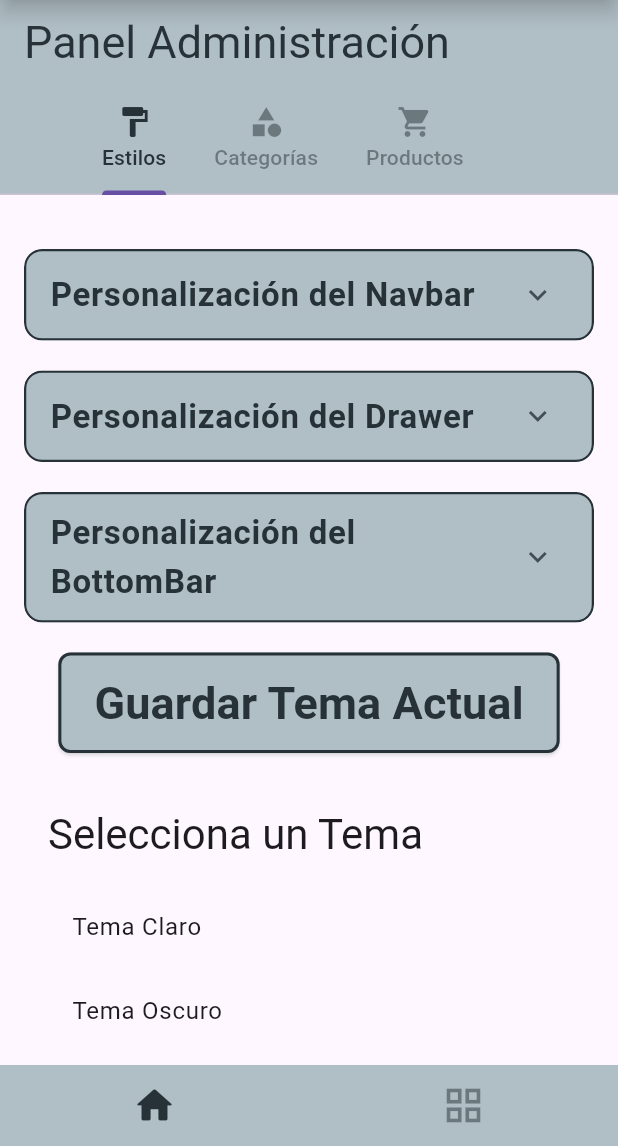
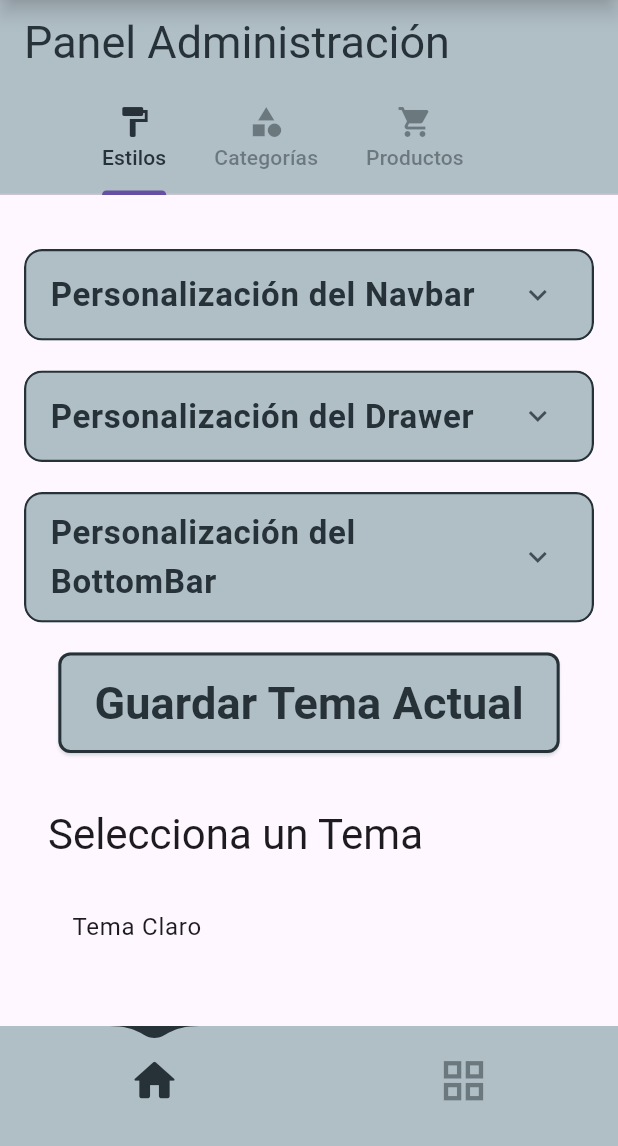
Before and after one commit to Mohasb/awsshop, a Flutter app: the screen it shows after launch, after a tap on the "menu" icon, after a tap on the "account circle" icon, after a tap on the "edit" icon, on a phone screen of 412 x 824 dp, the part 90-1236 px from its top. Run offline on Flutter 3.47's test engine with Material 3 defaults, Android fonts, the phone set to English and light mode, and no system bars; drawn by our look-alikes of water_drop_nav_bar; our stand-ins replace carousel_slider, device_info_plus, flutter_colorpicker, lottie, shared_preferences, video_player; network calls fail.

Commit message:
fix onItemSelected botomBar

```diff
--- a/lib/components/botom_bar/botom_bar.dart
+++ b/lib/components/botom_bar/botom_bar.dart
@@ -7,7 +7,6 @@
   final int selectedIndex;
   final Color backgroundColorBottomBar;
   final Color waterDropColorBottomBar;
-
   const BotomBarNavigation({
     super.key,
     required this.onItemSelected,
@@ -15,7 +14,6 @@
     required this.backgroundColorBottomBar,
     required this.waterDropColorBottomBar,
   });
-
   @override
   State<BotomBarNavigation> createState() => _BotomBarNavigationState();
 }
@@ -25,23 +23,17 @@
   Widget build(BuildContext context) {
     return AnnotatedRegion<SystemUiOverlayStyle>(
         value: SystemUiOverlayStyle(
-          //this color must be equal to the WaterDropNavBar backgroundColor
           systemNavigationBarColor: widget.backgroundColorBottomBar,
-          systemNavigationBarDividerColor: widget
-              .waterDropColorBottomBar, // Color del divisor de la barra de navegación
-          systemNavigationBarIconBrightness:
-              Brightness.light, // Brillo de los iconos en la barra de navegación
-          systemNavigationBarContrastEnforced:
-              true, // Enforce contrast on the navigation bar
-          statusBarColor: Colors.red, // Color de la barra de estado
-          statusBarBrightness:
-              Brightness.dark, // Brillo de la barra de estado (para iOS)
-          statusBarIconBrightness: Brightness
-              .light, // Brillo de los iconos de la barra de estado (para Android)
-          systemStatusBarContrastEnforced:
-              true, // Enforce contrast on the status bar
+          systemNavigationBarDividerColor: widget.waterDropColorBottomBar,
+          systemNavigationBarIconBrightness: Brightness.light,
+          systemNavigationBarContrastEnforced: true,
+          statusBarColor: Colors.red,
+          statusBarBrightness: Brightness.dark,
+          statusBarIconBrightness: Brightness.light,
+          systemStatusBarContrastEnforced: true,
         ),
         child: WaterDropNavBar(
+          bottomPadding: 20,
           barItems: [
             BarItem(
               filledIcon: Icons.home_rounded,
@@ -52,80 +44,12 @@
               outlinedIcon: Icons.grid_view_outlined,
             ),
           ],
-          selectedIndex: 0,
-          onItemSelected: (index) {
-            // Manejar la selección del ítem
-          },
-          buttonPadding: 12.0, // Padding para los botones
+          selectedIndex: widget.selectedIndex,
+          onItemSelected: widget.onItemSelected,
           backgroundColor: widget.backgroundColorBottomBar,
           waterDropColor: widget.waterDropColorBottomBar,
-          iconSize: 30,
-          inactiveIconColor:
-              widget.waterDropColorBottomBar.withOpacity(0.5), // Color de icono inactivo
-        )); /*  */
+          iconSize: 35,
+          inactiveIconColor: widget.waterDropColorBottomBar.withOpacity(0.5),
+        ));
   }
 }
-
-class WaterDropNavBar extends StatelessWidget {
-  final List<BarItem> barItems;
-  final int selectedIndex;
-  final void Function(int) onItemSelected;
-  final double?
-      buttonPadding; // Agrega el parámetro de padding para los botones
-  final Color backgroundColor;
-  final Color waterDropColor;
-  final double iconSize;
-  final Color? inactiveIconColor;
-
-  const WaterDropNavBar({
-    required this.barItems,
-    required this.selectedIndex,
-    required this.onItemSelected,
-    this.buttonPadding, // Inicializa el parámetro de padding
-    this.backgroundColor = Colors.white,
-    this.waterDropColor = const Color(0xFF5B75F0),
-    this.iconSize = 28,
-    this.inactiveIconColor,
-    super.key,
-  });
-
-  @override
-  Widget build(BuildContext context) {
-    return Container(
-      color: backgroundColor,
-      child: Row(
-        mainAxisAlignment: MainAxisAlignment.spaceAround,
-        children: barItems.map((barItem) {
-          final isSelected = barItems.indexOf(barItem) == selectedIndex;
-          final color = isSelected
-              ? waterDropColor
-              : (inactiveIconColor ?? Colors.grey.withOpacity(0.6));
-          return Padding(
-            padding: EdgeInsets.all(
-                buttonPadding ?? 0.0), // Aplica el padding a los botones
-            child: GestureDetector(
-              onTap: () {
-                onItemSelected(barItems.indexOf(barItem));
-              },
-              child: Icon(
-                isSelected ? barItem.filledIcon : barItem.outlinedIcon,
-                size: iconSize,
-                color: color,
-              ),
-            ),
-          );
-        }).toList(),
-      ),
-    );
-  }
-}
-
-class BarItem {
-  final IconData filledIcon;
-  final IconData outlinedIcon;
-
-  BarItem({
-    required this.filledIcon,
-    required this.outlinedIcon,
-  });
-}
```
